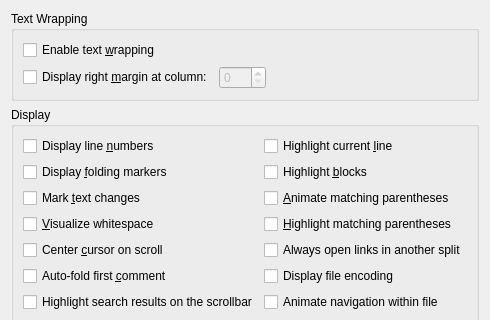
First picture: the form in src/plugins/texteditor/displaysettingspage.ui, repository qt-creator/qt-creator, before the edit; both pictures show x 0 to 490 and y 0 to 320 of the 490 by 480 pixel window.
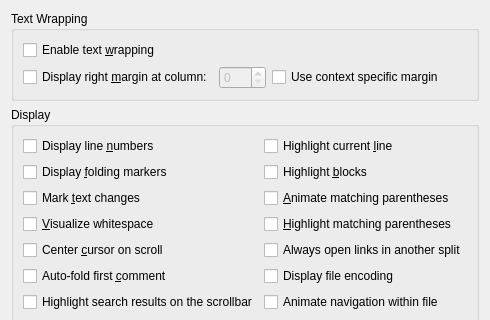
Second picture: the form after the edit.

Commit message:
Texteditor: Add ability to get margin from indenter
And implement it in the clang-format plugin to use the ColumnLimit from
the style. This would be quite useful if you're working on different
projects with a different ColumnLimit. This way you get an visual
representation and do not only have to rely on clang-format.

```diff
--- a/src/plugins/texteditor/displaysettingspage.ui
+++ b/src/plugins/texteditor/displaysettingspage.ui
@@ -56,6 +56,16 @@
           </property>
          </widget>
         </item>
+        <item>
+         <widget class="QCheckBox" name="useIndenter">
+          <property name="toolTip">
+           <string>If available, use a different margin. For example, the ColumnLimit from the clang-format plugin.</string>
+          </property>
+          <property name="text">
+           <string>Use context specific margin</string>
+          </property>
+         </widget>
+        </item>
         <item>
          <spacer name="horizontalSpacer">
           <property name="orientation">
```
The commit also changes 12 other files.
